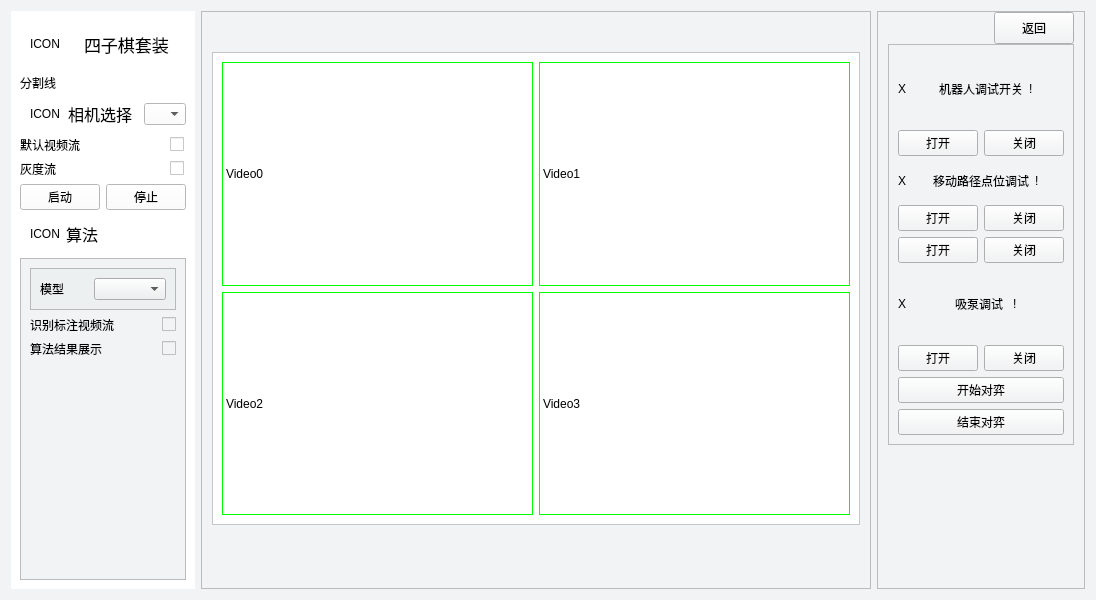
Above: layouts/app_page.ui from elephantrobotics/Connect-4-Kit before the change. Below: the same form after it.
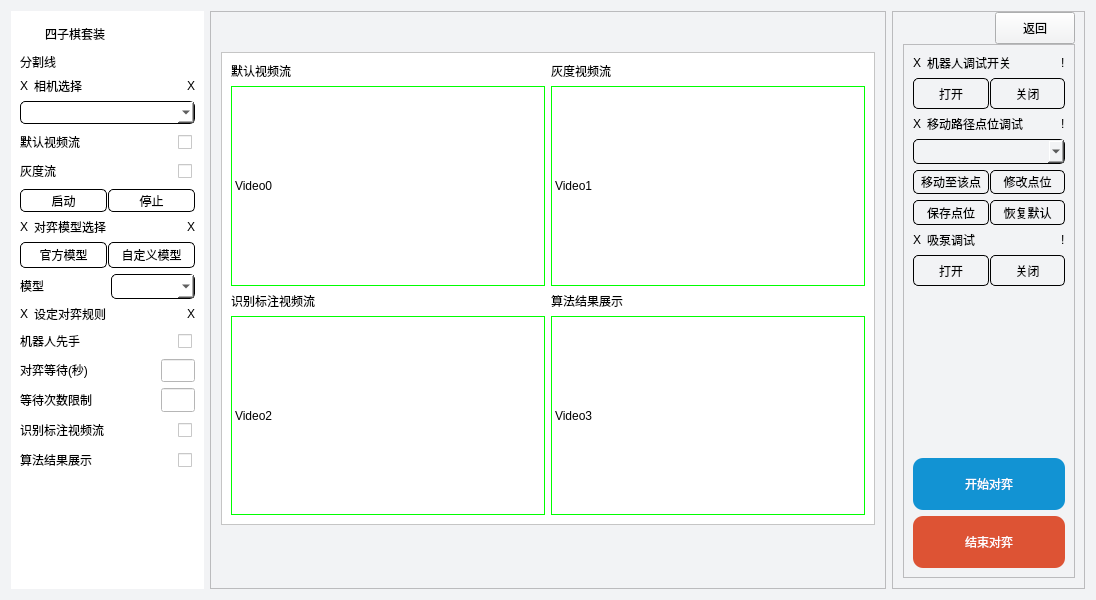
That is the form after the change. Icons and pictures are not drawn.

```diff
--- a/layouts/app_page.ui
+++ b/layouts/app_page.ui
@@ -22,34 +22,49 @@
   <property name="styleSheet">
    <string notr="true">background : rgb(242, 243, 245)</string>
   </property>
-  <layout class="QHBoxLayout" name="horizontalLayout_13" stretch="1,4,1">
+  <layout class="QHBoxLayout" name="horizontalLayout_13" stretch="2,7,2">
    <item>
     <widget class="QFrame" name="frame_interact_panel">
      <property name="styleSheet">
       <string notr="true">background : rgb(255, 255, 255)</string>
      </property>
-     <layout class="QVBoxLayout" name="verticalLayout_4">
+     <layout class="QVBoxLayout" name="verticalLayout_12" stretch="1,1,5,3,4,2,4">
       <item>
        <layout class="QHBoxLayout" name="layout_title" stretch="1,8">
         <property name="leftMargin">
-         <number>10</number>
+         <number>0</number>
         </property>
         <item>
          <widget class="QLabel" name="label">
           <property name="sizePolicy">
-           <sizepolicy hsizetype="Minimum" vsizetype="Minimum">
+           <sizepolicy hsizetype="Maximum" vsizetype="Maximum">
             <horstretch>0</horstretch>
             <verstretch>0</verstretch>
            </sizepolicy>
           </property>
           <property name="minimumSize">
            <size>
-            <width>48</width>
-            <height>48</height>
+            <width>0</width>
+            <height>0</height>
            </size>
           </property>
+          <property name="maximumSize">
+           <size>
+            <width>45</width>
+            <height>32</height>
+           </size>
+          </property>
+          <property name="styleSheet">
+           <string notr="true">font: 700 20pt &quot;Microsoft YaHei UI&quot;;</string>
+          </property>
           <property name="text">
-           <string>ICON</string>
+           <string/>
+          </property>
+          <property name="pixmap">
+           <pixmap resource="../assets/assets.qrc">:/icons/icons/connect4-icon.png</pixmap>
+          </property>
+          <property name="scaledContents">
+           <bool>true</bool>
           </property>
          </widget>
         </item>
@@ -62,7 +77,7 @@
            </sizepolicy>
           </property>
           <property name="styleSheet">
-           <string notr="true">font-size : 13pt</string>
+           <string notr="true">font: 700 10pt &quot;Microsoft YaHei UI&quot;;</string>
           </property>
           <property name="text">
            <string>四子棋套装</string>
@@ -88,34 +103,38 @@
        </widget>
       </item>
       <item>
-       <layout class="QHBoxLayout" name="layout_cam_selection" stretch="1,5,3">
+       <layout class="QVBoxLayout" name="verticalLayout_4" stretch="1,1,1,1,1">
+        <property name="spacing">
+         <number>6</number>
+        </property>
+        <item>
+         <layout class="QHBoxLayout" name="layout_cam_selection" stretch="0,0,0">
         <property name="leftMargin">
-         <number>10</number>
+           <number>0</number>
         </property>
         <item>
          <widget class="QLabel" name="label_cam_icon">
           <property name="sizePolicy">
-           <sizepolicy hsizetype="Minimum" vsizetype="Minimum">
+             <sizepolicy hsizetype="Maximum" vsizetype="Maximum">
             <horstretch>0</horstretch>
             <verstretch>0</verstretch>
            </sizepolicy>
           </property>
           <property name="minimumSize">
            <size>
-            <width>32</width>
-            <height>32</height>
+              <width>0</width>
+              <height>0</height>
            </size>
           </property>
           <property name="text">
-           <string>ICON</string>
+             <string>X</string>
           </property>
          </widget>
         </item>
         <item>
          <widget class="QLabel" name="label_camera_selection">
           <property name="styleSheet">
-           <string notr="true">font-size : 12pt
-</string>
+             <string notr="true">font: 700 10pt &quot;Microsoft YaHei UI&quot;;</string>
           </property>
           <property name="text">
            <string>相机选择</string>
@@ -129,7 +148,33 @@
          </widget>
         </item>
         <item>
+           <widget class="QLabel" name="label_3">
+            <property name="sizePolicy">
+             <sizepolicy hsizetype="Maximum" vsizetype="Maximum">
+              <horstretch>0</horstretch>
+              <verstretch>0</verstretch>
+             </sizepolicy>
+            </property>
+            <property name="text">
+             <string>X</string>
+            </property>
+           </widget>
+          </item>
+         </layout>
+        </item>
+        <item>
          <widget class="QComboBox" name="combo_camera_selection">
+          <property name="sizePolicy">
+           <sizepolicy hsizetype="Preferred" vsizetype="Preferred">
+            <horstretch>0</horstretch>
+            <verstretch>0</verstretch>
+           </sizepolicy>
+          </property>
+          <property name="styleSheet">
+           <string notr="true">border-radius:5px;
+border:1px solid black;
+border-style:outset;</string>
+          </property>
           <property name="currentIndex">
            <number>-1</number>
           </property>
@@ -170,12 +215,19 @@
           </item>
          </widget>
         </item>
-       </layout>
-      </item>
       <item>
        <layout class="QHBoxLayout" name="horizontalLayout_12" stretch="9,1">
         <item>
          <widget class="QLabel" name="label_6">
+            <property name="sizePolicy">
+             <sizepolicy hsizetype="Preferred" vsizetype="Maximum">
+              <horstretch>0</horstretch>
+              <verstretch>0</verstretch>
+             </sizepolicy>
+            </property>
+            <property name="styleSheet">
+             <string notr="true">font: 700 9pt &quot;Microsoft YaHei UI&quot;;</string>
+            </property>
           <property name="text">
            <string>默认视频流</string>
           </property>
@@ -183,6 +235,12 @@
         </item>
         <item>
          <widget class="QCheckBox" name="switch_video0_on">
+            <property name="sizePolicy">
+             <sizepolicy hsizetype="Minimum" vsizetype="Preferred">
+              <horstretch>0</horstretch>
+              <verstretch>0</verstretch>
+             </sizepolicy>
+            </property>
           <property name="text">
            <string/>
           </property>
@@ -194,6 +252,15 @@
        <layout class="QHBoxLayout" name="horizontalLayout_14" stretch="9,1">
         <item>
          <widget class="QLabel" name="label_7">
+            <property name="sizePolicy">
+             <sizepolicy hsizetype="Preferred" vsizetype="Maximum">
+              <horstretch>0</horstretch>
+              <verstretch>0</verstretch>
+             </sizepolicy>
+            </property>
+            <property name="styleSheet">
+             <string notr="true">font: 700 10pt &quot;Microsoft YaHei UI&quot;;</string>
+            </property>
           <property name="text">
            <string>灰度流</string>
           </property>
@@ -202,7 +269,7 @@
         <item>
          <widget class="QCheckBox" name="switch_video1_on">
           <property name="sizePolicy">
-           <sizepolicy hsizetype="Minimum" vsizetype="Fixed">
+             <sizepolicy hsizetype="Minimum" vsizetype="Preferred">
             <horstretch>0</horstretch>
             <verstretch>0</verstretch>
            </sizepolicy>
@@ -215,9 +282,23 @@
        </layout>
       </item>
       <item>
-       <layout class="QHBoxLayout" name="horizontalLayout_15">
+         <layout class="QHBoxLayout" name="horizontalLayout_15" stretch="1,1">
+          <property name="spacing">
+           <number>1</number>
+          </property>
         <item>
          <widget class="QPushButton" name="btn_start_camera">
+            <property name="sizePolicy">
+             <sizepolicy hsizetype="Preferred" vsizetype="Preferred">
+              <horstretch>0</horstretch>
+              <verstretch>0</verstretch>
+             </sizepolicy>
+            </property>
+            <property name="styleSheet">
+             <string notr="true">border-radius:5px;
+border:1px solid black;
+border-style:outset;</string>
+            </property>
           <property name="text">
            <string>启动</string>
           </property>
@@ -225,6 +306,17 @@
         </item>
         <item>
          <widget class="QPushButton" name="btn_stop_camera">
+            <property name="sizePolicy">
+             <sizepolicy hsizetype="Preferred" vsizetype="Preferred">
+              <horstretch>0</horstretch>
+              <verstretch>0</verstretch>
+             </sizepolicy>
+            </property>
+            <property name="styleSheet">
+             <string notr="true">border-radius:5px;
+border:1px solid black;
+border-style:outset;</string>
+            </property>
           <property name="text">
            <string>停止</string>
           </property>
@@ -232,73 +324,288 @@
         </item>
        </layout>
       </item>
+       </layout>
+      </item>
       <item>
-       <layout class="QVBoxLayout" name="layout_algorithm" stretch="1,9">
+       <layout class="QVBoxLayout" name="verticalLayout_5" stretch="1,1,1">
         <item>
-         <layout class="QHBoxLayout" name="layout_algorithm_title" stretch="1,8">
+         <layout class="QHBoxLayout" name="layout_algorithm_title" stretch="1,8,0">
           <property name="leftMargin">
-           <number>10</number>
+           <number>0</number>
           </property>
           <item>
            <widget class="QLabel" name="label_16">
+            <property name="sizePolicy">
+             <sizepolicy hsizetype="Maximum" vsizetype="Maximum">
+              <horstretch>0</horstretch>
+              <verstretch>0</verstretch>
+             </sizepolicy>
+            </property>
             <property name="text">
-             <string>ICON</string>
+             <string>X</string>
             </property>
            </widget>
           </item>
           <item>
            <widget class="QLabel" name="label_17">
             <property name="styleSheet">
-             <string notr="true">font-size : 12pt</string>
+             <string notr="true">font: 700 10pt &quot;Microsoft YaHei UI&quot;;</string>
             </property>
             <property name="text">
-             <string>算法</string>
+             <string>对弈模型选择</string>
+            </property>
+           </widget>
+          </item>
+          <item>
+           <widget class="QLabel" name="label_4">
+            <property name="sizePolicy">
+             <sizepolicy hsizetype="Maximum" vsizetype="Maximum">
+              <horstretch>0</horstretch>
+              <verstretch>0</verstretch>
+             </sizepolicy>
+            </property>
+            <property name="text">
+             <string>X</string>
             </property>
            </widget>
           </item>
          </layout>
         </item>
         <item>
-         <widget class="QFrame" name="frame_algorithm">
-          <property name="styleSheet">
-           <string notr="true">background : rgb(242, 243, 245)</string>
-          </property>
-          <property name="frameShape">
-           <enum>QFrame::StyledPanel</enum>
-          </property>
-          <property name="frameShadow">
-           <enum>QFrame::Raised</enum>
-          </property>
-          <layout class="QVBoxLayout" name="verticalLayout_5">
-           <item>
-            <widget class="QFrame" name="frame_7">
-             <property name="styleSheet">
-              <string notr="true">background : rgb(236, 240, 241)</string>
-             </property>
-             <property name="frameShape">
-              <enum>QFrame::StyledPanel</enum>
-             </property>
-             <property name="frameShadow">
-              <enum>QFrame::Raised</enum>
-             </property>
              <layout class="QHBoxLayout" name="horizontalLayout_2" stretch="1,1">
+          <property name="spacing">
+           <number>1</number>
+          </property>
+          <item>
+           <widget class="QPushButton" name="pushButton_9">
+            <property name="sizePolicy">
+             <sizepolicy hsizetype="Preferred" vsizetype="Preferred">
+              <horstretch>0</horstretch>
+              <verstretch>0</verstretch>
+             </sizepolicy>
+            </property>
+            <property name="styleSheet">
+             <string notr="true">border-radius:5px;
+border:1px solid black;
+border-style:outset;</string>
+            </property>
+            <property name="text">
+             <string>官方模型</string>
+            </property>
+           </widget>
+          </item>
+          <item>
+           <widget class="QPushButton" name="pushButton_10">
+            <property name="sizePolicy">
+             <sizepolicy hsizetype="Preferred" vsizetype="Preferred">
+              <horstretch>0</horstretch>
+              <verstretch>0</verstretch>
+             </sizepolicy>
+            </property>
+            <property name="styleSheet">
+             <string notr="true">border-radius:5px;
+border:1px solid black;
+border-style:outset;</string>
+            </property>
+            <property name="text">
+             <string>自定义模型</string>
+            </property>
+           </widget>
+          </item>
+         </layout>
+        </item>
+        <item>
+         <layout class="QHBoxLayout" name="horizontalLayout">
               <item>
                <widget class="QLabel" name="label_18">
+            <property name="sizePolicy">
+             <sizepolicy hsizetype="Preferred" vsizetype="Maximum">
+              <horstretch>0</horstretch>
+              <verstretch>0</verstretch>
+             </sizepolicy>
+            </property>
                 <property name="text">
                  <string>模型</string>
                 </property>
                </widget>
               </item>
               <item>
-               <widget class="QComboBox" name="combo_algs"/>
-              </item>
-             </layout>
-            </widget>
-           </item>
+           <widget class="QComboBox" name="combo_algs">
+            <property name="sizePolicy">
+             <sizepolicy hsizetype="Preferred" vsizetype="Preferred">
+              <horstretch>0</horstretch>
+              <verstretch>0</verstretch>
+             </sizepolicy>
+            </property>
+            <property name="styleSheet">
+             <string notr="true">border-radius:5px;
+border:1px solid black;
+border-style:outset;</string>
+            </property>
+           </widget>
+          </item>
+         </layout>
+        </item>
+       </layout>
+      </item>
+      <item>
+       <layout class="QVBoxLayout" name="verticalLayout_11">
+        <item>
+         <layout class="QHBoxLayout" name="layout_algorithm_title_2" stretch="1,8,0">
+          <property name="leftMargin">
+           <number>0</number>
+          </property>
+          <item>
+           <widget class="QLabel" name="label_21">
+            <property name="sizePolicy">
+             <sizepolicy hsizetype="Maximum" vsizetype="Maximum">
+              <horstretch>0</horstretch>
+              <verstretch>0</verstretch>
+             </sizepolicy>
+            </property>
+            <property name="text">
+             <string>X</string>
+            </property>
+           </widget>
+          </item>
+          <item>
+           <widget class="QLabel" name="label_22">
+            <property name="styleSheet">
+             <string notr="true">font: 700 10pt &quot;Microsoft YaHei UI&quot;;</string>
+            </property>
+            <property name="text">
+             <string>设定对弈规则</string>
+            </property>
+           </widget>
+          </item>
+          <item>
+           <widget class="QLabel" name="label_23">
+            <property name="sizePolicy">
+             <sizepolicy hsizetype="Maximum" vsizetype="Maximum">
+              <horstretch>0</horstretch>
+              <verstretch>0</verstretch>
+             </sizepolicy>
+            </property>
+            <property name="text">
+             <string>X</string>
+            </property>
+           </widget>
+          </item>
+         </layout>
+        </item>
+        <item>
+         <layout class="QHBoxLayout" name="horizontalLayout_10" stretch="9,1">
+          <item>
+           <widget class="QLabel" name="label_24">
+            <property name="sizePolicy">
+             <sizepolicy hsizetype="Preferred" vsizetype="Maximum">
+              <horstretch>0</horstretch>
+              <verstretch>0</verstretch>
+             </sizepolicy>
+            </property>
+            <property name="styleSheet">
+             <string notr="true">font: 700 9pt &quot;Microsoft YaHei UI&quot;;</string>
+            </property>
+            <property name="text">
+             <string>机器人先手</string>
+            </property>
+           </widget>
+          </item>
+          <item>
+           <widget class="QCheckBox" name="checkBox">
+            <property name="sizePolicy">
+             <sizepolicy hsizetype="Preferred" vsizetype="Preferred">
+              <horstretch>0</horstretch>
+              <verstretch>0</verstretch>
+             </sizepolicy>
+            </property>
+            <property name="text">
+             <string/>
+            </property>
+           </widget>
+          </item>
+         </layout>
+        </item>
+        <item>
+         <layout class="QHBoxLayout" name="horizontalLayout_11" stretch="8,2">
+          <item>
+           <widget class="QLabel" name="label_25">
+            <property name="sizePolicy">
+             <sizepolicy hsizetype="Preferred" vsizetype="Maximum">
+              <horstretch>0</horstretch>
+              <verstretch>0</verstretch>
+             </sizepolicy>
+            </property>
+            <property name="styleSheet">
+             <string notr="true">font: 700 9pt &quot;Microsoft YaHei UI&quot;;</string>
+            </property>
+            <property name="text">
+             <string>对弈等待(秒)</string>
+            </property>
+           </widget>
+          </item>
+          <item>
+           <widget class="QLineEdit" name="lineEdit">
+            <property name="sizePolicy">
+             <sizepolicy hsizetype="Expanding" vsizetype="Preferred">
+              <horstretch>0</horstretch>
+              <verstretch>0</verstretch>
+             </sizepolicy>
+            </property>
+           </widget>
+          </item>
+         </layout>
+        </item>
+        <item>
+         <layout class="QHBoxLayout" name="horizontalLayout_19" stretch="8,2">
+          <item>
+           <widget class="QLabel" name="label_26">
+            <property name="sizePolicy">
+             <sizepolicy hsizetype="Preferred" vsizetype="Maximum">
+              <horstretch>0</horstretch>
+              <verstretch>0</verstretch>
+             </sizepolicy>
+            </property>
+            <property name="styleSheet">
+             <string notr="true">font: 700 9pt &quot;Microsoft YaHei UI&quot;;</string>
+            </property>
+            <property name="text">
+             <string>等待次数限制</string>
+            </property>
+           </widget>
+          </item>
+          <item>
+           <widget class="QLineEdit" name="lineEdit_2">
+            <property name="sizePolicy">
+             <sizepolicy hsizetype="Expanding" vsizetype="Preferred">
+              <horstretch>0</horstretch>
+              <verstretch>0</verstretch>
+             </sizepolicy>
+            </property>
+           </widget>
+          </item>
+         </layout>
+        </item>
+       </layout>
+      </item>
+      <item>
+       <layout class="QVBoxLayout" name="verticalLayout_9" stretch="1,1">
+        <property name="spacing">
+         <number>6</number>
+        </property>
            <item>
             <layout class="QHBoxLayout" name="horizontalLayout_16" stretch="9,1">
              <item>
               <widget class="QLabel" name="label_8">
+            <property name="sizePolicy">
+             <sizepolicy hsizetype="Preferred" vsizetype="Maximum">
+              <horstretch>0</horstretch>
+              <verstretch>0</verstretch>
+             </sizepolicy>
+            </property>
+            <property name="styleSheet">
+             <string notr="true">font: 700 9pt &quot;Microsoft YaHei UI&quot;;</string>
+            </property>
                <property name="text">
                 <string>识别标注视频流</string>
                </property>
@@ -306,6 +613,12 @@
              </item>
              <item>
               <widget class="QCheckBox" name="switch_video2_on">
+            <property name="sizePolicy">
+             <sizepolicy hsizetype="Preferred" vsizetype="Preferred">
+              <horstretch>0</horstretch>
+              <verstretch>0</verstretch>
+             </sizepolicy>
+            </property>
                <property name="text">
                 <string/>
                </property>
@@ -317,6 +630,15 @@
             <layout class="QHBoxLayout" name="horizontalLayout_17" stretch="9,1">
              <item>
               <widget class="QLabel" name="label_14">
+            <property name="sizePolicy">
+             <sizepolicy hsizetype="Preferred" vsizetype="Maximum">
+              <horstretch>0</horstretch>
+              <verstretch>0</verstretch>
+             </sizepolicy>
+            </property>
+            <property name="styleSheet">
+             <string notr="true">font: 700 9pt &quot;Microsoft YaHei UI&quot;;</string>
+            </property>
                <property name="text">
                 <string>算法结果展示</string>
                </property>
@@ -324,6 +646,12 @@
              </item>
              <item>
               <widget class="QCheckBox" name="switch_video3_on">
+            <property name="sizePolicy">
+             <sizepolicy hsizetype="Preferred" vsizetype="Preferred">
+              <horstretch>0</horstretch>
+              <verstretch>0</verstretch>
+             </sizepolicy>
+            </property>
                <property name="text">
                 <string/>
                </property>
@@ -331,8 +659,10 @@
              </item>
             </layout>
            </item>
+       </layout>
+      </item>
            <item>
-            <spacer name="verticalSpacer_3">
+       <spacer name="verticalSpacer_2">
              <property name="orientation">
               <enum>Qt::Vertical</enum>
              </property>
@@ -347,13 +677,8 @@
           </layout>
          </widget>
         </item>
-       </layout>
-      </item>
-     </layout>
-    </widget>
-   </item>
    <item>
-    <widget class="QFrame" name="frame">
+    <widget class="QFrame" name="frame_video">
      <property name="enabled">
       <bool>true</bool>
      </property>
@@ -399,8 +724,23 @@
         <property name="frameShadow">
          <enum>QFrame::Raised</enum>
         </property>
-        <layout class="QGridLayout" name="gridLayout" rowstretch="1,1" columnstretch="1,1">
+        <layout class="QGridLayout" name="gridLayout">
          <item row="0" column="0">
+          <layout class="QVBoxLayout" name="verticalLayout_13">
+           <item>
+            <widget class="QLabel" name="label_27">
+             <property name="sizePolicy">
+              <sizepolicy hsizetype="Maximum" vsizetype="Maximum">
+               <horstretch>0</horstretch>
+               <verstretch>0</verstretch>
+              </sizepolicy>
+             </property>
+             <property name="text">
+              <string>默认视频流</string>
+             </property>
+            </widget>
+           </item>
+           <item>
           <widget class="QLabel" name="label_video_feed0">
            <property name="sizePolicy">
             <sizepolicy hsizetype="Ignored" vsizetype="Ignored">
@@ -428,7 +768,24 @@
            </property>
           </widget>
          </item>
+          </layout>
+         </item>
          <item row="0" column="1">
+          <layout class="QVBoxLayout" name="verticalLayout_14">
+           <item>
+            <widget class="QLabel" name="label_28">
+             <property name="sizePolicy">
+              <sizepolicy hsizetype="Maximum" vsizetype="Maximum">
+               <horstretch>0</horstretch>
+               <verstretch>0</verstretch>
+              </sizepolicy>
+             </property>
+             <property name="text">
+              <string>灰度视频流</string>
+             </property>
+            </widget>
+           </item>
+           <item>
           <widget class="QLabel" name="label_video_feed1">
            <property name="sizePolicy">
             <sizepolicy hsizetype="Ignored" vsizetype="Ignored">
@@ -447,7 +804,24 @@
            </property>
           </widget>
          </item>
+          </layout>
+         </item>
          <item row="1" column="0">
+          <layout class="QVBoxLayout" name="verticalLayout_16">
+           <item>
+            <widget class="QLabel" name="label_29">
+             <property name="sizePolicy">
+              <sizepolicy hsizetype="Maximum" vsizetype="Maximum">
+               <horstretch>0</horstretch>
+               <verstretch>0</verstretch>
+              </sizepolicy>
+             </property>
+             <property name="text">
+              <string>识别标注视频流</string>
+             </property>
+            </widget>
+           </item>
+           <item>
           <widget class="QLabel" name="label_video_feed2">
            <property name="sizePolicy">
             <sizepolicy hsizetype="Ignored" vsizetype="Ignored">
@@ -466,7 +840,24 @@
            </property>
           </widget>
          </item>
+          </layout>
+         </item>
          <item row="1" column="1">
+          <layout class="QVBoxLayout" name="verticalLayout_15">
+           <item>
+            <widget class="QLabel" name="label_30">
+             <property name="sizePolicy">
+              <sizepolicy hsizetype="Maximum" vsizetype="Maximum">
+               <horstretch>0</horstretch>
+               <verstretch>0</verstretch>
+              </sizepolicy>
+             </property>
+             <property name="text">
+              <string>算法结果展示</string>
+             </property>
+            </widget>
+           </item>
+           <item>
           <widget class="QLabel" name="label_video_feed3">
            <property name="sizePolicy">
             <sizepolicy hsizetype="Ignored" vsizetype="Ignored">
@@ -486,6 +877,8 @@
           </widget>
          </item>
         </layout>
+         </item>
+        </layout>
        </widget>
       </item>
       <item>
@@ -515,7 +908,7 @@
      <property name="frameShadow">
       <enum>QFrame::Raised</enum>
      </property>
-     <layout class="QVBoxLayout" name="verticalLayout" stretch="0,3,1">
+     <layout class="QVBoxLayout" name="verticalLayout" stretch="1,7">
       <property name="spacing">
        <number>0</number>
       </property>
@@ -526,7 +919,7 @@
        <number>0</number>
       </property>
       <property name="rightMargin">
-       <number>10</number>
+       <number>9</number>
       </property>
       <property name="bottomMargin">
        <number>10</number>
@@ -578,13 +971,19 @@
         <property name="frameShadow">
          <enum>QFrame::Raised</enum>
         </property>
-        <layout class="QVBoxLayout" name="verticalLayout_9">
+        <layout class="QVBoxLayout" name="verticalLayout_8" stretch="2,4,2,6,4">
          <item>
           <layout class="QVBoxLayout" name="verticalLayout_6">
            <item>
-            <layout class="QHBoxLayout" name="horizontalLayout_5">
+            <layout class="QHBoxLayout" name="horizontalLayout_5" stretch="1,9,1">
              <item>
               <widget class="QLabel" name="label_5">
+               <property name="sizePolicy">
+                <sizepolicy hsizetype="Maximum" vsizetype="Maximum">
+                 <horstretch>0</horstretch>
+                 <verstretch>0</verstretch>
+                </sizepolicy>
+               </property>
                <property name="text">
                 <string>X</string>
                </property>
@@ -592,6 +991,9 @@
              </item>
              <item>
               <widget class="QLabel" name="label_9">
+               <property name="styleSheet">
+                <string notr="true">font: 700 10pt &quot;Microsoft YaHei UI&quot;;</string>
+               </property>
                <property name="text">
                 <string>机器人调试开关</string>
                </property>
@@ -599,6 +1001,12 @@
              </item>
              <item>
               <widget class="QLabel" name="label_20">
+               <property name="sizePolicy">
+                <sizepolicy hsizetype="Maximum" vsizetype="Maximum">
+                 <horstretch>0</horstretch>
+                 <verstretch>0</verstretch>
+                </sizepolicy>
+               </property>
                <property name="text">
                 <string>!</string>
                </property>
@@ -608,8 +1016,22 @@
            </item>
            <item>
             <layout class="QHBoxLayout" name="horizontalLayout_7">
+             <property name="spacing">
+              <number>1</number>
+             </property>
              <item>
               <widget class="QPushButton" name="pushButton_3">
+               <property name="sizePolicy">
+                <sizepolicy hsizetype="Preferred" vsizetype="Preferred">
+                 <horstretch>0</horstretch>
+                 <verstretch>0</verstretch>
+                </sizepolicy>
+               </property>
+               <property name="styleSheet">
+                <string notr="true">border-radius:5px;
+border:1px solid black;
+border-style:outset;</string>
+               </property>
                <property name="text">
                 <string>打开</string>
                </property>
@@ -617,6 +1039,17 @@
              </item>
              <item>
               <widget class="QPushButton" name="pushButton_4">
+               <property name="sizePolicy">
+                <sizepolicy hsizetype="Preferred" vsizetype="Preferred">
+                 <horstretch>0</horstretch>
+                 <verstretch>0</verstretch>
+                </sizepolicy>
+               </property>
+               <property name="styleSheet">
+                <string notr="true">border-radius:5px;
+border:1px solid black;
+border-style:outset;</string>
+               </property>
                <property name="text">
                 <string>关闭</string>
                </property>
@@ -632,6 +1065,12 @@
             <layout class="QHBoxLayout" name="horizontalLayout_4">
              <item>
               <widget class="QLabel" name="label_10">
+               <property name="sizePolicy">
+                <sizepolicy hsizetype="Maximum" vsizetype="Maximum">
+                 <horstretch>0</horstretch>
+                 <verstretch>0</verstretch>
+                </sizepolicy>
+               </property>
                <property name="text">
                 <string>X</string>
                </property>
@@ -639,6 +1078,9 @@
              </item>
              <item>
               <widget class="QLabel" name="label_11">
+               <property name="styleSheet">
+                <string notr="true">font: 700 10pt &quot;Microsoft YaHei UI&quot;;</string>
+               </property>
                <property name="text">
                 <string>移动路径点位调试</string>
                </property>
@@ -646,6 +1088,12 @@
              </item>
              <item>
               <widget class="QLabel" name="label_19">
+               <property name="sizePolicy">
+                <sizepolicy hsizetype="Maximum" vsizetype="Maximum">
+                 <horstretch>0</horstretch>
+                 <verstretch>0</verstretch>
+                </sizepolicy>
+               </property>
                <property name="text">
                 <string>!</string>
                </property>
@@ -653,19 +1101,59 @@
              </item>
             </layout>
            </item>
+           <item>
+            <widget class="QComboBox" name="comboBox">
+             <property name="sizePolicy">
+              <sizepolicy hsizetype="Preferred" vsizetype="Preferred">
+               <horstretch>0</horstretch>
+               <verstretch>0</verstretch>
+              </sizepolicy>
+             </property>
+             <property name="styleSheet">
+              <string notr="true">border-radius:5px;
+border:1px solid black;
+border-style:outset;</string>
+             </property>
+            </widget>
+           </item>
            <item>
             <layout class="QHBoxLayout" name="horizontalLayout_8">
+             <property name="spacing">
+              <number>1</number>
+             </property>
              <item>
               <widget class="QPushButton" name="pushButton_5">
+               <property name="sizePolicy">
+                <sizepolicy hsizetype="Preferred" vsizetype="Preferred">
+                 <horstretch>0</horstretch>
+                 <verstretch>0</verstretch>
+                </sizepolicy>
+               </property>
+               <property name="styleSheet">
+                <string notr="true">border-radius:5px;
+border:1px solid black;
+border-style:outset;</string>
+               </property>
                <property name="text">
-                <string>打开</string>
+                <string>移动至该点</string>
                </property>
               </widget>
              </item>
              <item>
               <widget class="QPushButton" name="pushButton_6">
+               <property name="sizePolicy">
+                <sizepolicy hsizetype="Preferred" vsizetype="Preferred">
+                 <horstretch>0</horstretch>
+                 <verstretch>0</verstretch>
+                </sizepolicy>
+               </property>
+               <property name="styleSheet">
+                <string notr="true">border-radius:5px;
+border:1px solid black;
+border-style:outset;</string>
+               </property>
                <property name="text">
-                <string>关闭</string>
+                <string>修改点位</string>
                </property>
               </widget>
              </item>
@@ -673,17 +1161,42 @@
            </item>
            <item>
             <layout class="QHBoxLayout" name="horizontalLayout_9">
+             <property name="spacing">
+              <number>1</number>
+             </property>
              <item>
               <widget class="QPushButton" name="pushButton_7">
+               <property name="sizePolicy">
+                <sizepolicy hsizetype="Preferred" vsizetype="Preferred">
+                 <horstretch>0</horstretch>
+                 <verstretch>0</verstretch>
+                </sizepolicy>
+               </property>
+               <property name="styleSheet">
+                <string notr="true">border-radius:5px;
+border:1px solid black;
+border-style:outset;</string>
+               </property>
                <property name="text">
-                <string>打开</string>
+                <string>保存点位</string>
                </property>
               </widget>
              </item>
              <item>
               <widget class="QPushButton" name="pushButton_8">
+               <property name="sizePolicy">
+                <sizepolicy hsizetype="Preferred" vsizetype="Preferred">
+                 <horstretch>0</horstretch>
+                 <verstretch>0</verstretch>
+                </sizepolicy>
+               </property>
+               <property name="styleSheet">
+                <string notr="true">border-radius:5px;
+border:1px solid black;
+border-style:outset;</string>
+               </property>
                <property name="text">
-                <string>关闭</string>
+                <string>恢复默认</string>
                </property>
               </widget>
              </item>
@@ -697,6 +1210,12 @@
             <layout class="QHBoxLayout" name="horizontalLayout_3">
              <item>
               <widget class="QLabel" name="label_12">
+               <property name="sizePolicy">
+                <sizepolicy hsizetype="Maximum" vsizetype="Maximum">
+                 <horstretch>0</horstretch>
+                 <verstretch>0</verstretch>
+                </sizepolicy>
+               </property>
                <property name="text">
                 <string>X</string>
                </property>
@@ -704,6 +1223,9 @@
              </item>
              <item>
               <widget class="QLabel" name="label_13">
+               <property name="styleSheet">
+                <string notr="true">font: 700 10pt &quot;Microsoft YaHei UI&quot;;</string>
+               </property>
                <property name="text">
                 <string>吸泵调试</string>
                </property>
@@ -711,6 +1233,12 @@
              </item>
              <item>
               <widget class="QLabel" name="label_15">
+               <property name="sizePolicy">
+                <sizepolicy hsizetype="Maximum" vsizetype="Maximum">
+                 <horstretch>0</horstretch>
+                 <verstretch>0</verstretch>
+                </sizepolicy>
+               </property>
                <property name="text">
                 <string>!</string>
                </property>
@@ -720,8 +1248,22 @@
            </item>
            <item>
             <layout class="QHBoxLayout" name="horizontalLayout_6">
+             <property name="spacing">
+              <number>1</number>
+             </property>
              <item>
               <widget class="QPushButton" name="pushButton">
+               <property name="sizePolicy">
+                <sizepolicy hsizetype="Preferred" vsizetype="Preferred">
+                 <horstretch>0</horstretch>
+                 <verstretch>0</verstretch>
+                </sizepolicy>
+               </property>
+               <property name="styleSheet">
+                <string notr="true">border-radius:5px;
+border:1px solid black;
+border-style:outset;</string>
+               </property>
                <property name="text">
                 <string>打开</string>
                </property>
@@ -729,6 +1271,17 @@
              </item>
              <item>
               <widget class="QPushButton" name="pushButton_2">
+               <property name="sizePolicy">
+                <sizepolicy hsizetype="Preferred" vsizetype="Preferred">
+                 <horstretch>0</horstretch>
+                 <verstretch>0</verstretch>
+                </sizepolicy>
+               </property>
+               <property name="styleSheet">
+                <string notr="true">border-radius:5px;
+border:1px solid black;
+border-style:outset;</string>
+               </property>
                <property name="text">
                 <string>关闭</string>
                </property>
@@ -738,8 +1291,35 @@
            </item>
           </layout>
          </item>
+         <item>
+          <spacer name="verticalSpacer_3">
+           <property name="orientation">
+            <enum>Qt::Vertical</enum>
+           </property>
+           <property name="sizeHint" stdset="0">
+            <size>
+             <width>20</width>
+             <height>40</height>
+            </size>
+           </property>
+          </spacer>
+         </item>
+         <item>
+          <layout class="QVBoxLayout" name="verticalLayout_7">
          <item>
           <widget class="QPushButton" name="btn_start_game">
+             <property name="sizePolicy">
+              <sizepolicy hsizetype="Preferred" vsizetype="Preferred">
+               <horstretch>0</horstretch>
+               <verstretch>0</verstretch>
+              </sizepolicy>
+             </property>
+             <property name="styleSheet">
+              <string notr="true">background: rgb(18, 147, 211);
+color: rgb(255,255,255);
+border-radius:10px;
+border-style:outset;</string>
+             </property>
            <property name="text">
             <string>开始对弈</string>
            </property>
@@ -747,27 +1327,28 @@
          </item>
          <item>
           <widget class="QPushButton" name="btn_stop_game">
+             <property name="sizePolicy">
+              <sizepolicy hsizetype="Preferred" vsizetype="Preferred">
+               <horstretch>0</horstretch>
+               <verstretch>0</verstretch>
+              </sizepolicy>
+             </property>
+             <property name="styleSheet">
+              <string notr="true">background: rgb(221, 83, 52);
+color: rgb(255,255,255);
+border-radius:10px;
+border-style:outset;</string>
+             </property>
            <property name="text">
             <string>结束对弈</string>
            </property>
           </widget>
          </item>
         </layout>
+         </item>
+        </layout>
        </widget>
       </item>
-      <item>
-       <spacer name="verticalSpacer_2">
-        <property name="orientation">
-         <enum>Qt::Vertical</enum>
-        </property>
-        <property name="sizeHint" stdset="0">
-         <size>
-          <width>20</width>
-          <height>40</height>
-         </size>
-        </property>
-       </spacer>
-      </item>
      </layout>
     </widget>
    </item>
```
Left out of the diff: 7 changed lines with no effect on the pictures. Lines whose indentation alone changed are shown as unchanged.
